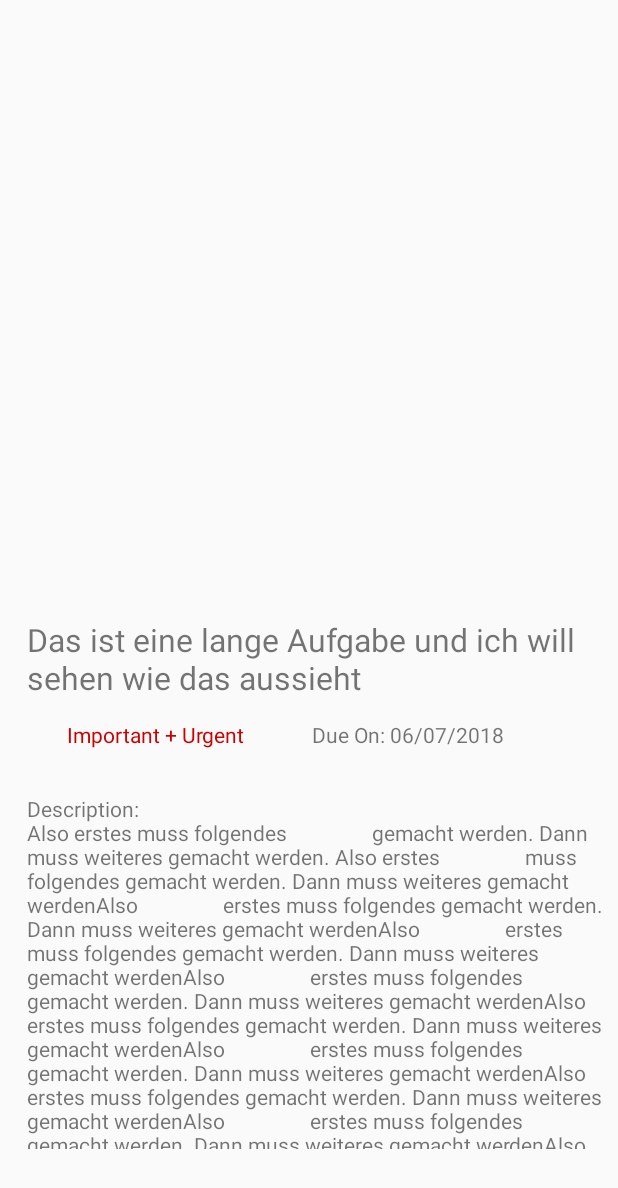
After one commit to SpurNut/House-Keeper, an Android app: the TaskDetailActivity screen opened directly, with no data from a screen before it, on a phone screen of 412 x 824 dp. The commit adds this screen. Shown: the top 1188 px of the screen. Run offline under Robolectric (Android 15) with nearby library versions, the phone set to English and light mode, and no system bars.

Commit message:
Added empty task detail activity and created rough layout

```diff
--- a/app/build.gradle
+++ b/app/build.gradle
@@ -36,9 +36,12 @@ dependencies {
     implementation deps.support.fragment_runtime_ktx
     implementation deps.support.recyclerview
     implementation deps.support.cardview
+    implementation deps.support.viewpager
     // "androidx.fragment:fragment-testing" must be scoped to all sourcesets.
     implementation deps.support.fragment_testing
     // Espresso and UI Testing
+    implementation deps.support.app_compat
+    implementation deps.constraint_layout
     androidTestImplementation deps.atsl.ext_junit
     androidTestImplementation deps.mockito.android
     androidTestImplementation deps.espresso.core
--- a/app/src/main/AndroidManifest.xml
+++ b/app/src/main/AndroidManifest.xml
@@ -9,7 +9,7 @@
         android:roundIcon="@mipmap/ic_launcher_round"
         android:supportsRtl="true"
         android:theme="@style/AppTheme.NoActionBar">
-
+        <activity android:name=".tasksscreen.TaskDetailActivity"></activity>
         <activity android:name=".MainActivity">
             <intent-filter>
                 <action android:name="android.intent.action.MAIN" />
--- a/app/src/main/java/com/spurnut/housekeeper/tasksscreen/MyAdapter.kt
+++ b/app/src/main/java/com/spurnut/housekeeper/tasksscreen/MyAdapter.kt
@@ -1,5 +1,6 @@
 package com.spurnut.housekeeper.tasksscreen
 
+import android.app.PendingIntent.getActivity
 import android.text.Spanned
 import android.view.LayoutInflater
 import android.view.View
@@ -16,6 +17,7 @@ import android.text.TextWatcher
 import android.view.ViewTreeObserver
 import android.widget.Button
 import android.content.ContentValues.TAG
+import android.content.Intent
 import android.util.Log
 
 
@@ -30,15 +32,25 @@ class MyAdapter(private var myDataset: List<Task>) :
             View.OnClickListener {
 
         override fun onClick(v: View) {
-            if (item.showMoreToggle.isChecked) {
-                item.task_description.setLines(item.task_description.lineCount)
-            } else {
-                item.task_description.setLines(2)
+
+            when(v.id) {
+                R.id.showMoreToggle -> {
+                    if (item.showMoreToggle.isChecked) {
+                        item.task_description.setLines(item.task_description.lineCount)
+                    } else {
+                        item.task_description.setLines(2)
+                    }
+                }
+                R.id.button_open -> {
+                    val intent = Intent(v.context,TaskDetailActivity::class.java)
+                    v.context.startActivity(intent)
+                }
             }
         }
 
         init {
             item.showMoreToggle.setOnClickListener(this)
+            item.button_open.setOnClickListener(this)
             val count = item.task_description.lineCount
             println(count)
 
--- /dev/null
+++ b/app/src/main/java/com/spurnut/housekeeper/tasksscreen/TaskDetailActivity.kt
@@ -0,0 +1,13 @@
+package com.spurnut.housekeeper.tasksscreen
+
+import androidx.appcompat.app.AppCompatActivity
+import android.os.Bundle
+import com.spurnut.housekeeper.R
+
+class TaskDetailActivity : AppCompatActivity() {
+
+    override fun onCreate(savedInstanceState: Bundle?) {
+        super.onCreate(savedInstanceState)
+        setContentView(R.layout.activity_task_detail)
+    }
+}
--- /dev/null
+++ b/app/src/main/res/layout/activity_task_detail.xml
@@ -0,0 +1,111 @@
+<?xml version="1.0" encoding="utf-8"?>
+<androidx.constraintlayout.widget.ConstraintLayout xmlns:android="http://schemas.android.com/apk/res/android"
+    xmlns:app="http://schemas.android.com/apk/res-auto"
+    xmlns:tools="http://schemas.android.com/tools"
+    android:layout_width="match_parent"
+    android:layout_height="match_parent"
+    tools:context=".tasksscreen.TaskDetailActivity">
+
+    <androidx.viewpager.widget.ViewPager
+        android:id="@+id/viewPager"
+        android:layout_width="match_parent"
+        android:layout_height="331dp"
+        app:layout_constraintEnd_toEndOf="parent"
+        app:layout_constraintHorizontal_bias="1.0"
+        app:layout_constraintStart_toStartOf="parent"
+        app:layout_constraintTop_toTopOf="parent">
+
+    </androidx.viewpager.widget.ViewPager>
+
+    <androidx.core.widget.NestedScrollView
+        android:layout_width="match_parent"
+        android:layout_height="376dp"
+        android:layout_marginTop="8dp"
+        android:layout_marginBottom="8dp"
+        android:fillViewport="true"
+        app:layout_constraintBottom_toBottomOf="parent"
+        app:layout_constraintEnd_toEndOf="parent"
+        app:layout_constraintStart_toStartOf="parent"
+        app:layout_constraintTop_toBottomOf="@+id/viewPager">
+
+        <androidx.constraintlayout.widget.ConstraintLayout
+            android:layout_width="wrap_content"
+            android:layout_height="wrap_content">
+
+            <TextView
+                android:id="@+id/detail_task_title"
+                android:layout_width="wrap_content"
+                android:layout_height="wrap_content"
+                android:layout_marginStart="8dp"
+                android:layout_marginTop="8dp"
+                android:padding="14dp"
+                android:text="Das ist eine lange Aufgabe und ich will sehen wie das aussieht"
+                android:textSize="21sp"
+                app:layout_constraintEnd_toEndOf="parent"
+                app:layout_constraintStart_toStartOf="parent"
+                app:layout_constraintTop_toTopOf="parent" />
+
+            <TextView
+                android:id="@+id/detail_task_urgency"
+                android:layout_width="wrap_content"
+                android:layout_height="35dp"
+                android:layout_marginStart="8dp"
+                android:layout_marginEnd="8dp"
+                android:text="Important + Urgent"
+                android:textColor="@android:color/holo_red_dark"
+                app:layout_constraintEnd_toStartOf="@+id/detail_task_due_date"
+                app:layout_constraintStart_toStartOf="parent"
+                app:layout_constraintTop_toBottomOf="@+id/detail_task_title" />
+
+            <TextView
+                android:id="@+id/detail_task_due_date"
+                android:layout_width="wrap_content"
+                android:layout_height="wrap_content"
+                android:layout_marginEnd="76dp"
+                android:text="Due On: 06/07/2018"
+                app:layout_constraintEnd_toEndOf="parent"
+                app:layout_constraintTop_toBottomOf="@+id/detail_task_title" />
+
+            <TextView
+                android:id="@+id/detail_task_description"
+                android:layout_width="wrap_content"
+                android:layout_height="wrap_content"
+                android:layout_marginStart="8dp"
+                android:layout_marginBottom="22dp"
+                android:padding="14dp"
+                android:paddingTop="0dp"
+                android:text="Description:\nAlso erstes muss folgendes
+                gemacht werden. Dann muss weiteres gemacht werden. Also erstes
+                muss folgendes gemacht werden. Dann muss weiteres gemacht werdenAlso
+                erstes muss folgendes gemacht werden. Dann muss weiteres gemacht werdenAlso
+                erstes muss folgendes gemacht werden. Dann muss weiteres gemacht werdenAlso
+                erstes muss folgendes gemacht werden. Dann muss weiteres gemacht werdenAlso
+                erstes muss folgendes gemacht werden. Dann muss weiteres gemacht werdenAlso
+                erstes muss folgendes gemacht werden. Dann muss weiteres gemacht werdenAlso
+                erstes muss folgendes gemacht werden. Dann muss weiteres gemacht werdenAlso
+                erstes muss folgendes gemacht werden. Dann muss weiteres gemacht werdenAlso
+                erstes muss folgendes gemacht werden. Dann muss weiteres gemacht werdenAlso
+                erstes muss folgendes gemacht werden. Dann muss weiteres gemacht werdenAlso
+                erstes muss folgendes gemacht werden. Dann muss weiteres gemacht werdenAlso
+                erstes muss folgendes gemacht werden. Dann muss weiteres gemacht werdenAlso
+                erstes muss folgendes gemacht werden. Dann muss weiteres gemacht werdenAlso
+                erstes muss folgendes gemacht werden. Dann muss weiteres gemacht werdenAlso
+                erstes muss folgendes gemacht werden. Dann muss weiteres gemacht werdenAlso
+                erstes muss folgendes gemacht werden. Dann muss weiteres gemacht werdenAlso
+                erstes muss folgendes gemacht werden. Dann muss weiteres gemacht werdenAlso
+                erstes muss folgendes gemacht werden. Dann muss weiteres gemacht werdenAlso
+                erstes muss folgendes gemacht werden. Dann muss weiteres gemacht werdenAlso
+                erstes muss folgendes gemacht werden. Dann muss weiteres gemacht werdenAlso
+                erstes muss folgendes gemacht werden. Dann muss weiteres gemacht werdenAlso
+                erstes muss folgendes gemacht werden. Dann muss weiteres gemacht werden
+
+                ENDE"
+                app:layout_constraintBottom_toBottomOf="parent"
+                app:layout_constraintEnd_toEndOf="parent"
+                app:layout_constraintStart_toStartOf="parent"
+                app:layout_constraintTop_toBottomOf="@+id/detail_task_urgency" />
+
+        </androidx.constraintlayout.widget.ConstraintLayout>
+    </androidx.core.widget.NestedScrollView>
+
+</androidx.constraintlayout.widget.ConstraintLayout>
--- a/app/src/main/res/layout/my_text_view.xml
+++ b/app/src/main/res/layout/my_text_view.xml
@@ -19,13 +19,13 @@
         android:layout_height="wrap_content"
         android:layout_marginTop="11dp"
         android:layout_below="@+id/divider_top"
-        android:layout_toStartOf="@+id/button"
+        android:layout_toStartOf="@+id/button_open"
         android:layout_alignStart="@+id/divider_top"
         android:textSize="21sp"
         android:textStyle="bold" />
 
     <Button
-        android:id="@+id/button"
+        android:id="@+id/button_open"
         android:layout_width="wrap_content"
         android:layout_height="wrap_content"
         android:layout_below="@+id/divider_top"
@@ -38,10 +38,10 @@
         android:text="Open" />
 
     <Button
-        android:id="@+id/button2"
+        android:id="@+id/button_complete"
         android:layout_width="wrap_content"
         android:layout_height="wrap_content"
-        android:layout_below="@+id/button"
+        android:layout_below="@+id/button_open"
         android:layout_alignEnd="@+id/divider_top"
         android:textSize="12sp"
         android:layout_marginRight="-3dp"
@@ -99,7 +99,6 @@
         android:background="?android:attr/selectableItemBackground"
         android:minWidth="0dp"
         android:minHeight="0dp"
-        android:onClick="onClick"
         android:textColor="@color/colorPrimary"
         android:textOff="More"
         android:textOn="Less"
--- a/versions.gradle
+++ b/versions.gradle
@@ -69,6 +69,7 @@ support.core_ktx = "androidx.core:core-ktx:$versions.core_ktx"
 support.fragment_runtime = "androidx.fragment:fragment:${versions.fragment}"
 support.fragment_runtime_ktx = "androidx.fragment:fragment-ktx:${versions.fragment}"
 support.fragment_testing = "androidx.fragment:fragment-testing:${versions.fragment}"
+support.viewpager = "androidx.viewpager:viewpager:${versions.support}"
 deps.support = support
 
 def room = [:]
```
